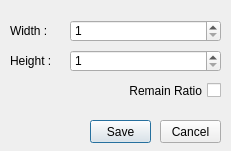
Qt form src/image_resizer.ui (baealex/imagekyll) before a commit.
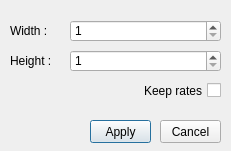
The same form after that commit.

```diff
--- a/src/image_resizer.ui
+++ b/src/image_resizer.ui
@@ -49,7 +49,7 @@
     </rect>
    </property>
    <property name="text">
-    <string>Save</string>
+    <string>Apply</string>
    </property>
   </widget>
   <widget class="QPushButton" name="pushButton_2">
@@ -78,7 +78,7 @@
     <enum>Qt::RightToLeft</enum>
    </property>
    <property name="text">
-    <string>Remain Ratio</string>
+    <string>Keep rates</string>
    </property>
   </widget>
   <widget class="QSpinBox" name="spinWidth">
```
